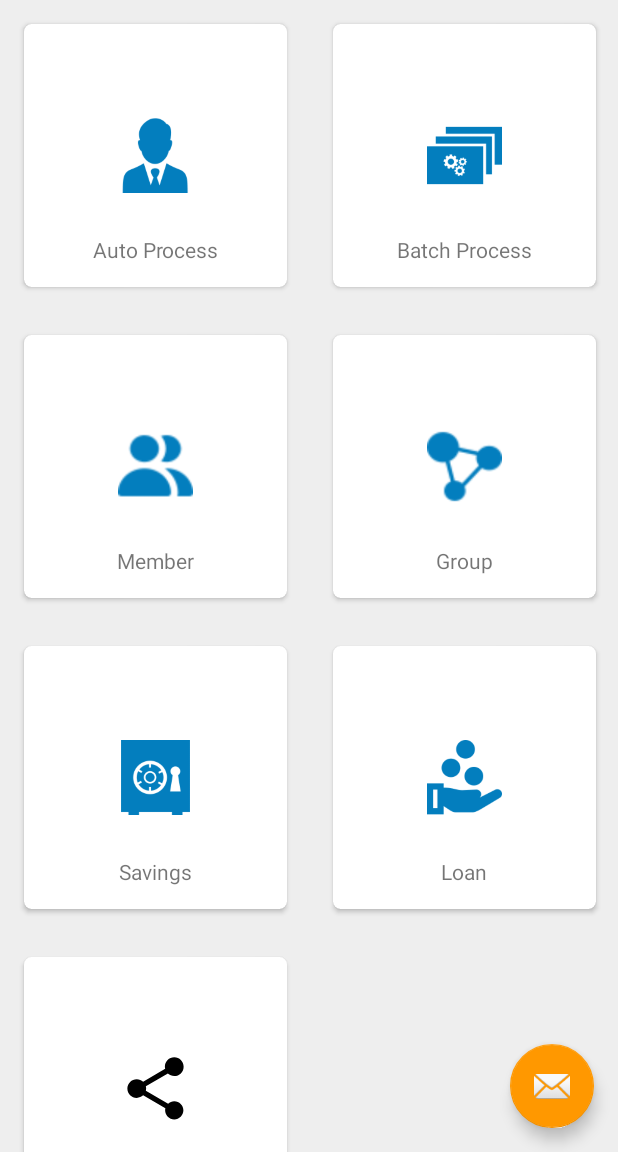
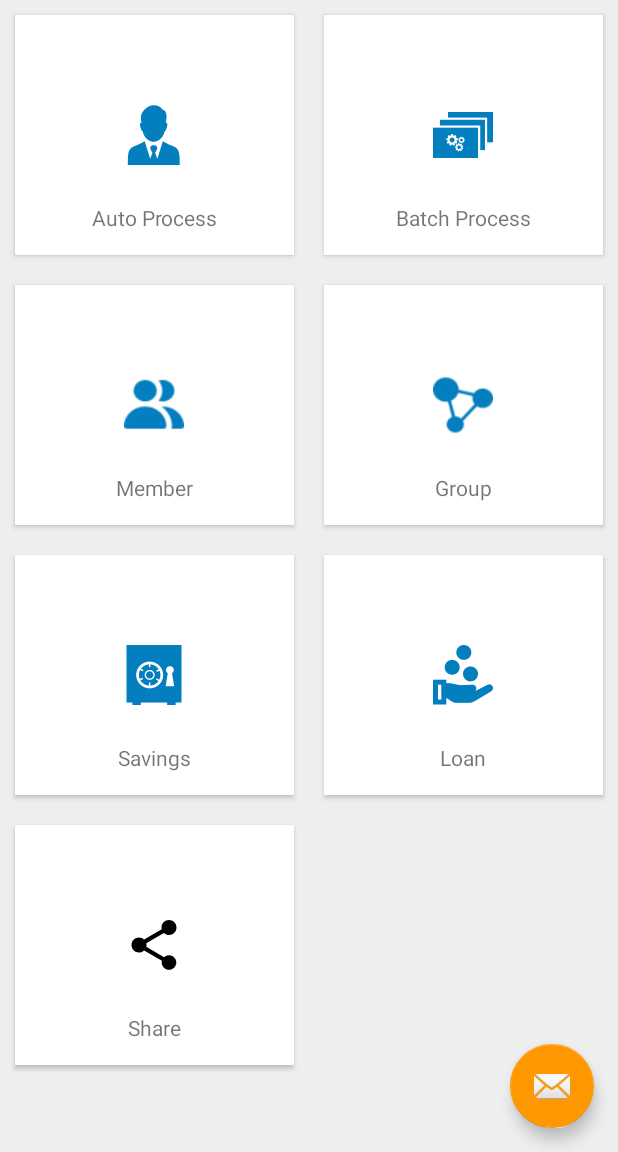
Before and after one commit to mehedi-iitdu/Co-op360, an Android app: the fragment FoProcessFragment placed in its activity, on a phone screen of 412 x 824 dp, the part 84-1236 px from its top. Run offline under Robolectric (Android 15) with nearby library versions, the phone set to English and light mode, and no system bars.

Commit message:
process layout alignment fixed

```diff
--- a/app/src/main/java/com/datasoft/co_op360/presentation/fieldofficer/ui/fragments/FoProcessFragment.java
+++ b/app/src/main/java/com/datasoft/co_op360/presentation/fieldofficer/ui/fragments/FoProcessFragment.java
@@ -4,6 +4,7 @@ import android.content.Context;
 import android.content.Intent;
 import android.os.Bundle;
 import android.support.v4.app.Fragment;
+import android.support.v7.widget.DefaultItemAnimator;
 import android.support.v7.widget.GridLayoutManager;
 import android.support.v7.widget.RecyclerView;
 import android.util.DisplayMetrics;
@@ -38,6 +39,7 @@ public class FoProcessFragment extends Fragment implements FoProcessView {
     GridLayoutManager gridLayoutManager;
     ProcessCardAdapter adapter;
     ProcessPresenter processPresenter;
+    private Context mContext;
 
     public static float dipToPixels(Context context, float dipValue) {
         DisplayMetrics metrics = context.getResources().getDisplayMetrics();
@@ -47,14 +49,21 @@ public class FoProcessFragment extends Fragment implements FoProcessView {
         return TypedValue.applyDimension(TypedValue.COMPLEX_UNIT_DIP, dipValue, metrics);
     }
 
+    public static int calculateNoOfColumns(Context context) {
+        DisplayMetrics displayMetrics = context.getResources().getDisplayMetrics();
+        float dpWidth = displayMetrics.widthPixels / displayMetrics.density;
+        int noOfColumns = (int) (dpWidth / 180);
+        return noOfColumns;
+    }
+
     @Override
     public View onCreateView(LayoutInflater inflater, ViewGroup container, Bundle savedInstanceState) {
 
         Log.e("onCreateView", "Process");
 
+        mContext = getContext();
         View view = inflater.inflate(R.layout.fo_process_fragment, null);
         recyclerView = (RecyclerView) view.findViewById(R.id.cv_process_list);
-
         processPresenter = new ProcessPresenterImpl(this);
         processPresenter.getProcessData();
 
@@ -65,10 +74,13 @@ public class FoProcessFragment extends Fragment implements FoProcessView {
     public void setProcesses(List<ProcessData> list) {
 
         Log.e("Set Process", list.toString());
-        adapter = new ProcessCardAdapter(getContext(), list, processPresenter);
+        adapter = new ProcessCardAdapter(mContext, list, processPresenter);
 
-        gridLayoutManager = new GridAutoFitLayoutManager(getContext(), (int) dipToPixels(getContext(), (float) 175));
-        //recyclerView.addItemDecoration(new MarginDecoration(getContext()));
+        //gridLayoutManager = new GridAutoFitLayoutManager(mContext, (int) dipToPixels(mContext, (float) 175));
+        //recyclerView.addItemDecoration(new MarginDecoration(mContext));
+
+        gridLayoutManager = new GridLayoutManager(mContext, calculateNoOfColumns(mContext));
+        recyclerView.setItemAnimator(new DefaultItemAnimator());
         recyclerView.setLayoutManager(gridLayoutManager);
         recyclerView.setAdapter(adapter);
     }
@@ -77,7 +89,7 @@ public class FoProcessFragment extends Fragment implements FoProcessView {
     @Override
     public void onItemclick(ProcessData processData) {
 
-        /*Toast.makeText(getContext(), processData.getProcess_name(), Toast.LENGTH_SHORT).show();*/
+        /*Toast.makeText(mContext, processData.getProcess_name(), Toast.LENGTH_SHORT).show();*/
 
         switch (processData.getProcess_name()) {
 
--- a/app/src/main/res/layout/fo_process_card.xml
+++ b/app/src/main/res/layout/fo_process_card.xml
@@ -1,42 +1,33 @@
-<android.support.v7.widget.CardView xmlns:android="http://schemas.android.com/apk/res/android"
+<android.support.v7.widget.CardView android:id="@+id/card_view"
+    xmlns:android="http://schemas.android.com/apk/res/android"
     xmlns:card_view="http://schemas.android.com/apk/res-auto"
-    xmlns:tools="http://schemas.android.com/tools"
-    android:id="@+id/card_view"
-    android:layout_width="175dp"
-    android:layout_height="175dp"
-    android:layout_margin="@dimen/activity_vertical_margin"
-    android:background="@color/cardview_light_background"
-    android:clickable="true"
-    android:foreground="?android:attr/selectableItemBackground"
-    card_view:cardCornerRadius="5dp">
+    card_view:cardCornerRadius="1dp"
+    android:layout_margin="10dp"
+    android:layout_height="160dp"
+    android:layout_width="match_parent">
 
     <RelativeLayout
         android:layout_width="match_parent"
         android:layout_height="match_parent"
-        android:clickable="false">
+        android:background="@drawable/custom_ripple">
 
         <ImageView
             android:id="@+id/process_image"
-            android:layout_width="50dp"
-            android:layout_height="50dp"
-            android:layout_centerHorizontal="true"
-            android:layout_centerVertical="true"
-            android:layout_gravity="center"
-            android:src="@drawable/process"
-            tools:ignore="ContentDescription" />
+            android:layout_width="40dp"
+            android:layout_height="40dp"
+            android:layout_centerInParent="true"
+            android:layout_marginBottom="10dp"
+            android:scaleType="fitCenter" />
 
         <TextView
             android:id="@+id/process_name"
             android:layout_width="match_parent"
             android:layout_height="wrap_content"
             android:layout_alignParentBottom="true"
-            android:layout_alignParentLeft="true"
-            android:layout_alignParentStart="true"
-            android:layout_marginBottom="15dp"
+            android:paddingBottom="15dp"
             android:text="Auto Process"
             android:textAlignment="center"
-            android:textAllCaps="false"
-            tools:ignore="HardcodedText" />
+            android:textAllCaps="false" />
 
     </RelativeLayout>
 
```
